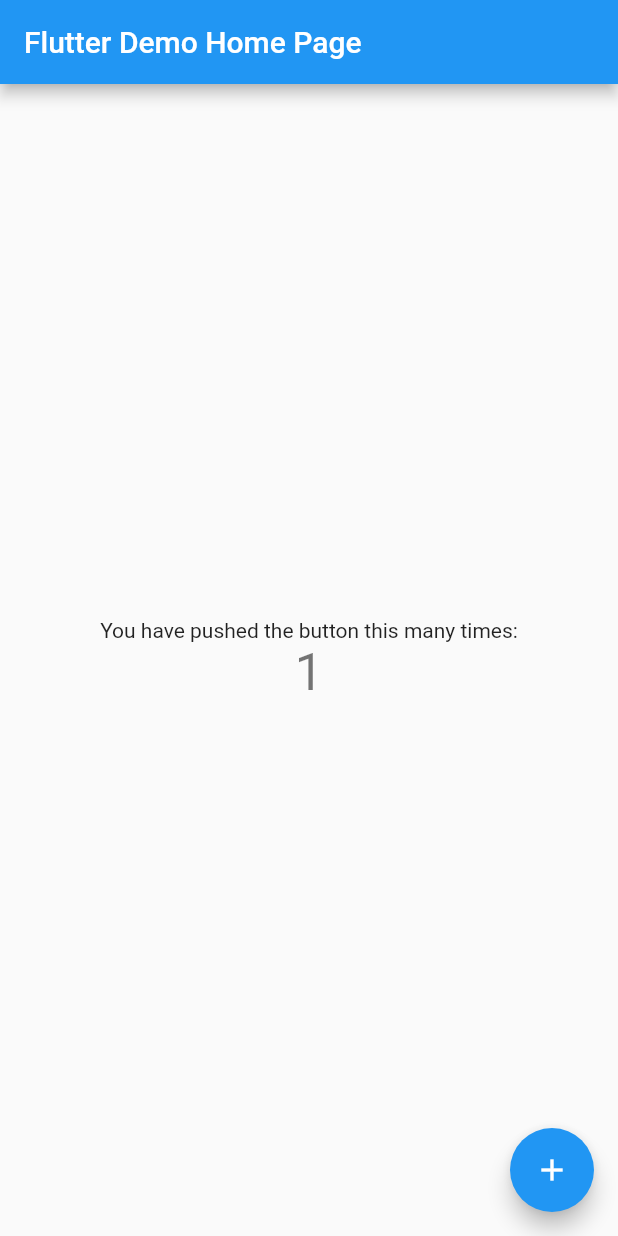
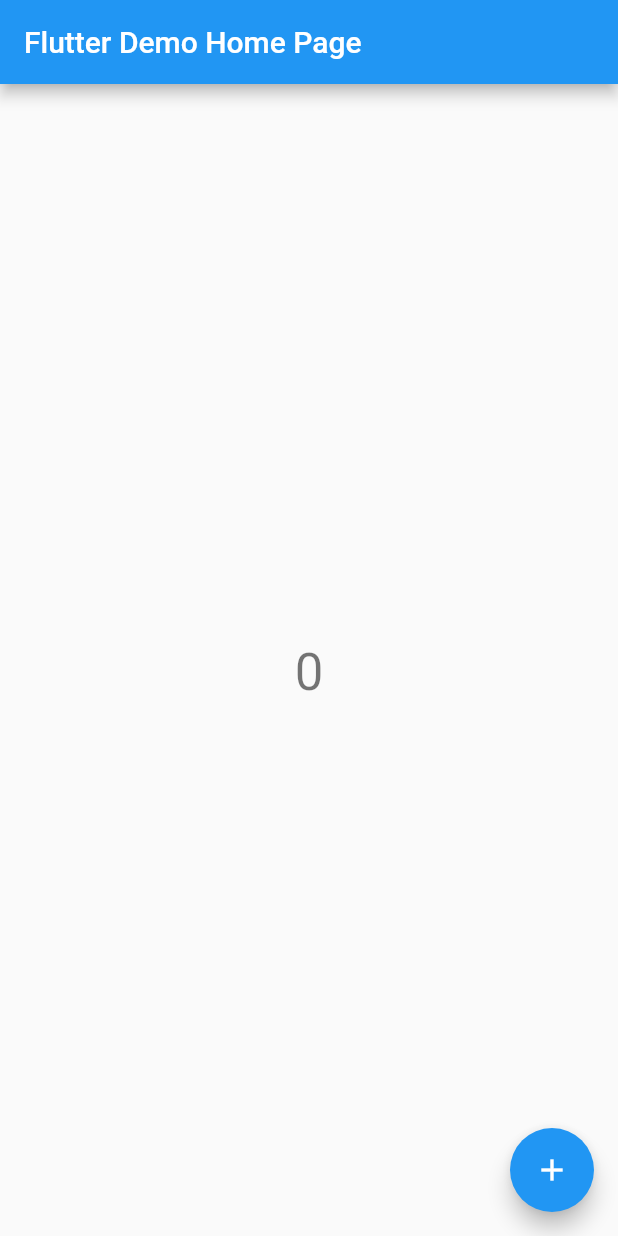
Before and after one commit to ebrahimmansur/my_custom_flutter_packages, a Flutter app: the screen it shows after launch, after a tap on the "add" icon, on a phone screen of 412 x 824 dp. Run offline on Flutter 3.47's test engine with Material 2 defaults, Android fonts, the phone set to English and light mode, and no system bars.

Commit message:
♻️ update main

```diff
--- a/emansur_logger/example/lib/main.dart
+++ b/emansur_logger/example/lib/main.dart
@@ -1,4 +1,5 @@
 import 'package:flutter/material.dart';
+import 'package:emansur_logger/emansur_logger.dart';
 
 void main() {
   runApp(const MyApp());
@@ -48,17 +49,11 @@ class MyHomePage extends StatefulWidget {
 }
 
 class _MyHomePageState extends State<MyHomePage> {
-  int _counter = 0;
+  final int _counter = 0;
+  String message = '';
 
   void _incrementCounter() {
-    setState(() {
-      // This call to setState tells the Flutter framework that something has
-      // changed in this State, which causes it to rerun the build method below
-      // so that the display can reflect the updated values. If we changed
-      // _counter without calling setState(), then the build method would not be
-      // called again, and so nothing would appear to happen.
-      _counter++;
-    });
+    EMansuerLogger.i(message: "This is a Error");
   }
 
   @override
@@ -95,8 +90,8 @@ class _MyHomePageState extends State<MyHomePage> {
           // horizontal).
           mainAxisAlignment: MainAxisAlignment.center,
           children: <Widget>[
-            const Text(
-              'You have pushed the button this many times:',
+            Text(
+              message,
             ),
             Text(
               '$_counter',
```
